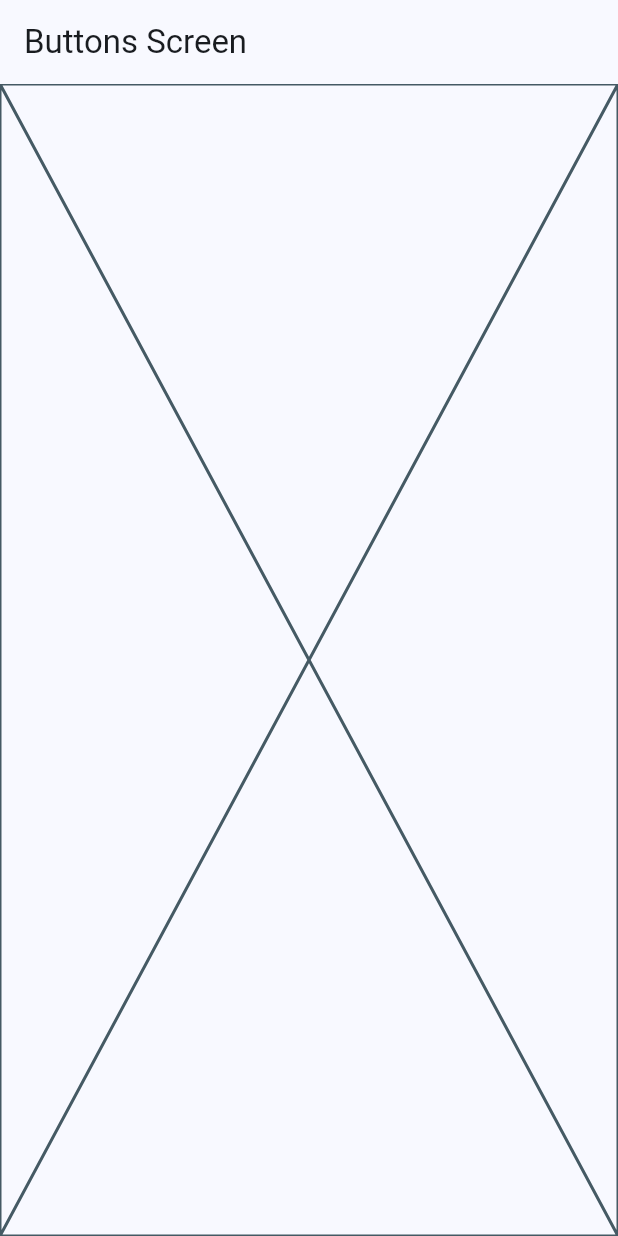
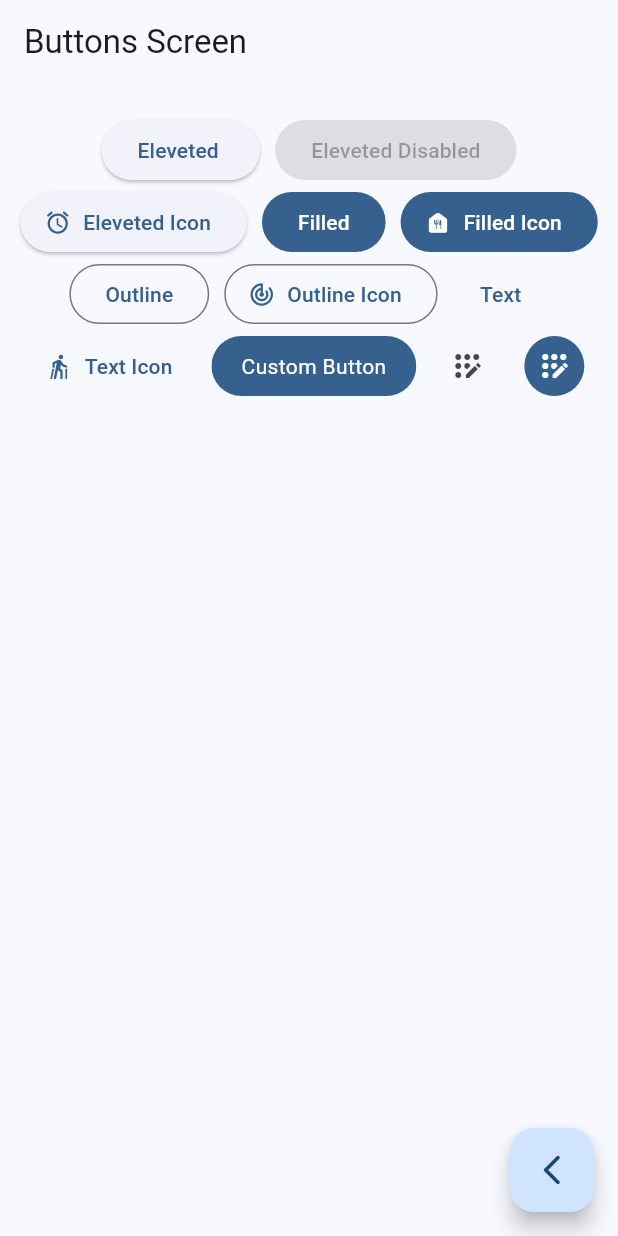
Before and after one commit to Daniel0n0/flutter_widgets_app, a Flutter app: the ButtonsScreen screen opened by its route, on a phone screen of 412 x 824 dp. Run offline on Flutter 3.47's test engine with Material 3 defaults, Android fonts, the light colour scheme and no system bars; our stand-ins replace go_router.

Commit message:
buttons screen finished

```diff
--- a/lib/presentation/screens/buttons_screen.dart
+++ b/lib/presentation/screens/buttons_screen.dart
@@ -1,4 +1,5 @@
 import 'package:flutter/material.dart';
+import 'package:go_router/go_router.dart';
 
 class ButtonsScreen extends StatelessWidget {
   static const String name = 'buttons';
@@ -11,7 +12,99 @@ class ButtonsScreen extends StatelessWidget {
       appBar: AppBar(
         title: const Text('Buttons Screen'),
       ),
-      body: const Placeholder(),
+      body: const _ButtonsVew(),
+      floatingActionButton: FloatingActionButton(
+        onPressed: context.pop,
+        child: const Icon(Icons.arrow_back_ios_new_rounded),
+      ),
     );
   }
 }
+
+class _ButtonsVew extends StatelessWidget {
+  const _ButtonsVew();
+
+  @override
+  Widget build(BuildContext context) {
+    final colors = Theme.of(context).colorScheme;
+
+    return SizedBox(
+      width: double.infinity,
+      child: Padding(
+        padding: const EdgeInsets.symmetric(horizontal: 10, vertical: 20),
+        child: Wrap(
+          spacing: 10,
+          crossAxisAlignment: WrapCrossAlignment.center,
+          alignment: WrapAlignment.center,
+          children: [
+            ElevatedButton(onPressed: () {}, child: const Text('Eleveted ')),
+            const ElevatedButton(onPressed: null, child: Text('Eleveted Disabled')),
+
+            ElevatedButton.icon(
+              onPressed: () {},
+              icon: const Icon(Icons.access_alarm_rounded),
+              label: const Text('Eleveted Icon')
+            ),
+
+            FilledButton(onPressed: () {}, child: const Text('Filled')),
+            FilledButton.icon(
+              onPressed: () {},
+              // icon: const Text('Filled'),
+              icon: const Icon(Icons.food_bank_rounded),
+              label: const Text('Filled Icon'),
+            ),
+
+            OutlinedButton(onPressed: () {}, child: const Text('Outline')),
+            OutlinedButton.icon(
+              onPressed: () {},
+              icon: const Icon(Icons.track_changes_rounded),
+              label: const Text('Outline Icon'),
+            ),
+
+            TextButton(onPressed: () {}, child: const Text('Text')),
+            TextButton.icon(
+              onPressed: () {},
+              icon: const Icon(Icons.nordic_walking_sharp),
+              label: const Text('Text Icon'),
+            ),
+
+            const CustomButton(),
+
+            IconButton(onPressed: () {}, icon: const Icon(Icons.app_registration_rounded)),
+            IconButton(
+              onPressed: () {},
+              icon: const Icon(Icons.app_registration_rounded),
+              style: ButtonStyle(
+                backgroundColor: WidgetStatePropertyAll(colors.primary),
+                iconColor: const WidgetStatePropertyAll(Colors.white),
+              ),
+            ),
+          ],
+        ),
+      ),
+    );
+  }
+}
+
+class CustomButton extends StatelessWidget {
+  const CustomButton({super.key});
+
+  @override
+  Widget build(BuildContext context) {
+    final colors = Theme.of(context).colorScheme;
+
+    return ClipRRect(
+      borderRadius: BorderRadius.circular(20),
+      child: Material(
+        color: colors.primary,
+        child: InkWell(
+          onTap: () {},
+          child: const Padding(
+            padding: EdgeInsets.symmetric(horizontal: 20, vertical: 10),
+            child: Text('Custom Button', style: TextStyle(color: Colors.white))
+          ),
+        ),
+      ),
+    );
+  }
+}
```
